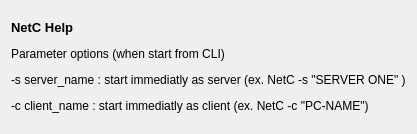
This is source/qtdesigner/help_ui.ui in MValaguz/Echo as Qt 5 draws it before an edit. The edited form follows.
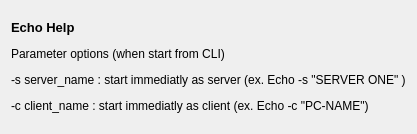
This is the edited form. Icons and pictures are not drawn.

The edit to the form file:
```diff
--- a/source/qtdesigner/help_ui.ui
+++ b/source/qtdesigner/help_ui.ui
@@ -23,7 +23,7 @@
      <item row="0" column="0">
       <widget class="QLabel" name="label_2">
        <property name="text">
-        <string>&lt;html&gt;&lt;head/&gt;&lt;body&gt;&lt;p&gt;&lt;span style=&quot; font-size:10pt; font-weight:600;&quot;&gt;NetC Help&lt;/span&gt;&lt;/p&gt;&lt;p&gt;Parameter options (when start from CLI)&lt;/p&gt;&lt;p&gt;-s server_name : start immediatly as server (ex. NetC -s &amp;quot;SERVER ONE&amp;quot; )&lt;/p&gt;&lt;p&gt;-c client_name : start immediatly as client (ex. NetC -c &amp;quot;PC-NAME&amp;quot;)&lt;/p&gt;&lt;/body&gt;&lt;/html&gt;</string>
+        <string>&lt;html&gt;&lt;head/&gt;&lt;body&gt;&lt;p&gt;&lt;span style=&quot; font-size:10pt; font-weight:600;&quot;&gt;Echo Help&lt;/span&gt;&lt;/p&gt;&lt;p&gt;Parameter options (when start from CLI)&lt;/p&gt;&lt;p&gt;-s server_name : start immediatly as server (ex. Echo -s &amp;quot;SERVER ONE&amp;quot; )&lt;/p&gt;&lt;p&gt;-c client_name : start immediatly as client (ex. Echo -c &amp;quot;PC-NAME&amp;quot;)&lt;/p&gt;&lt;/body&gt;&lt;/html&gt;</string>
        </property>
        <property name="alignment">
         <set>Qt::AlignLeading|Qt::AlignLeft|Qt::AlignVCenter</set>
```
Left out of the diff: 4 changed lines with no effect on the pictures.
